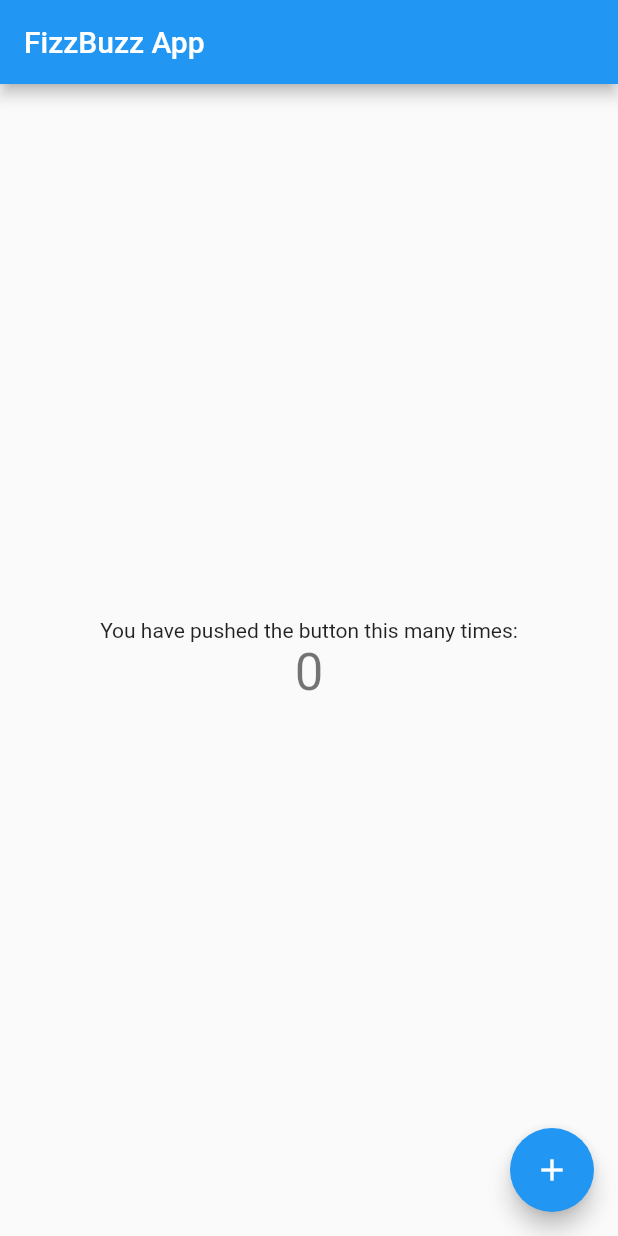
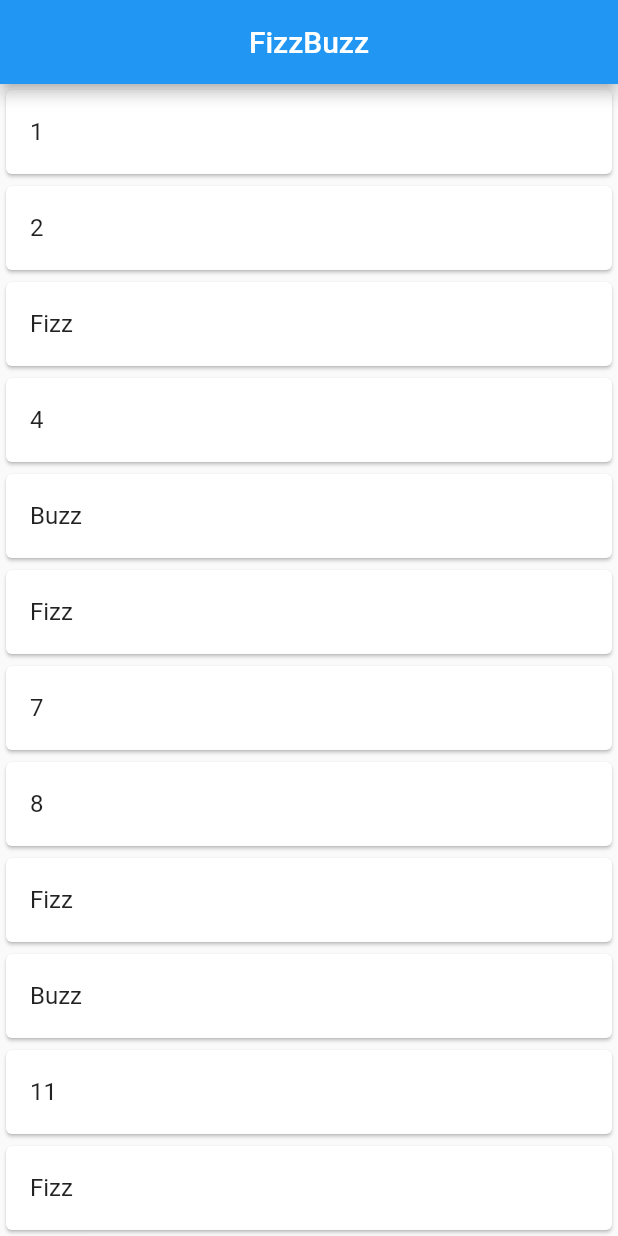
Before and after one commit to lahiruzone/fizzbuzz-app, a Flutter app: the screen it shows after launch, on a phone screen of 412 x 824 dp. Run offline on Flutter 3.47's test engine with Material 2 defaults, Android fonts, the phone set to English and light mode, and no system bars; our stand-ins replace bloc, equatable, flutter_bloc, get_it.

Commit message:
feat(fizzbuzz): implimented presentation layer

```diff
--- a/lib/app.dart
+++ b/lib/app.dart
@@ -1,3 +1,4 @@
+import 'package:fizzbuzz_app/features/fizzbuzz/presantation/pages/home_page.dart';
 import 'package:flutter/material.dart';
 
 class MyApp extends StatelessWidget {
@@ -10,92 +11,7 @@ class MyApp extends StatelessWidget {
       theme: ThemeData(
         primarySwatch: Colors.blue,
       ),
-      home: const MyHomePage(title: 'FizzBuzz App'),
+      home: const HomePage(),
     );
   }
 }
-
-class MyHomePage extends StatefulWidget {
-  const MyHomePage({super.key, required this.title});
-
-  // This widget is the home page of your application. It is stateful, meaning
-  // that it has a State object (defined below) that contains fields that affect
-  // how it looks.
-
-  // This class is the configuration for the state. It holds the values (in this
-  // case the title) provided by the parent (in this case the App widget) and
-  // used by the build method of the State. Fields in a Widget subclass are
-  // always marked "final".
-
-  final String title;
-
-  @override
-  State<MyHomePage> createState() => _MyHomePageState();
-}
-
-class _MyHomePageState extends State<MyHomePage> {
-  int _counter = 0;
-
-  void _incrementCounter() {
-    setState(() {
-      // This call to setState tells the Flutter framework that something has
-      // changed in this State, which causes it to rerun the build method below
-      // so that the display can reflect the updated values. If we changed
-      // _counter without calling setState(), then the build method would not be
-      // called again, and so nothing would appear to happen.
-      _counter++;
-    });
-  }
-
-  @override
-  Widget build(BuildContext context) {
-    // This method is rerun every time setState is called, for instance as done
-    // by the _incrementCounter method above.
-    //
-    // The Flutter framework has been optimized to make rerunning build methods
-    // fast, so that you can just rebuild anything that needs updating rather
-    // than having to individually change instances of widgets.
-    return Scaffold(
-      appBar: AppBar(
-        // Here we take the value from the MyHomePage object that was created by
-        // the App.build method, and use it to set our appbar title.
-        title: Text(widget.title),
-      ),
-      body: Center(
-        // Center is a layout widget. It takes a single child and positions it
-        // in the middle of the parent.
-        child: Column(
-          // Column is also a layout widget. It takes a list of children and
-          // arranges them vertically. By default, it sizes itself to fit its
-          // children horizontally, and tries to be as tall as its parent.
-          //
-          // Invoke "debug painting" (press "p" in the console, choose the
-          // "Toggle Debug Paint" action from the Flutter Inspector in Android
-          // Studio, or the "Toggle Debug Paint" command in Visual Studio Code)
-          // to see the wireframe for each widget.
-          //
-          // Column has various properties to control how it sizes itself and
-          // how it positions its children. Here we use mainAxisAlignment to
-          // center the children vertically; the main axis here is the vertical
-          // axis because Columns are vertical (the cross axis would be
-          // horizontal).
-          mainAxisAlignment: MainAxisAlignment.center,
-          children: <Widget>[
-            const Text(
-              'You have pushed the button this many times:',
-            ),
-            Text(
-              '$_counter',
-              style: Theme.of(context).textTheme.headline4,
-            ),
-          ],
-        ),
-      ),
-      floatingActionButton: FloatingActionButton(
-        onPressed: _incrementCounter,
-        tooltip: 'Increment',
-        child: const Icon(Icons.add),
-      ), // This trailing comma makes auto-formatting nicer for build methods.
-    );
-  }
-}
--- /dev/null
+++ b/lib/config.dart
@@ -0,0 +1 @@
+const int defaultFizzBuzzRange = 1000;
--- /dev/null
+++ b/lib/features/fizzbuzz/presantation/bloc/fizzbuzz_bloc.dart
@@ -0,0 +1,45 @@
+import 'package:bloc/bloc.dart';
+import 'package:equatable/equatable.dart';
+import 'package:fizzbuzz_app/features/fizzbuzz/domain/entities/fizzbuzz_repository_result.dart';
+import 'package:fizzbuzz_app/features/fizzbuzz/domain/repositories/fizzbuzz_repository.dart';
+import 'package:meta/meta.dart';
+
+part 'fizzbuzz_event.dart';
+part 'fizzbuzz_state.dart';
+
+class FizzbuzzBloc extends Bloc<FizzbuzzEvent, FizzbuzzState> {
+  final FizzbuzzRepository fizzbuzzRepository;
+
+  FizzbuzzBloc({
+    required this.fizzbuzzRepository,
+  }) : super(const FizzbuzzState()) {
+    on<FizzbuzzLoaded>(_mapFizzbuzzLoadedToState);
+    on<FizzbuzzLimitChanged>(_mapFizzbuzzLimitChangedToState);
+  }
+
+  void _mapFizzbuzzLoadedToState(FizzbuzzLoaded event, Emitter<FizzbuzzState> emit) async {
+    emit(state.copyWith(
+      limit: event.limit,
+      status: FizzbuzzStatus.loading,
+    ));
+    final result = await fizzbuzzRepository.getFizzBuzzList(state.limit);
+    if (result.error != null) {
+      emit(state.copyWith(status: FizzbuzzStatus.failure, fizzbuzzRepositoryResult: result));
+    } else {
+      emit(state.copyWith(status: FizzbuzzStatus.success, fizzbuzzRepositoryResult: result));
+    }
+  }
+
+  void _mapFizzbuzzLimitChangedToState(FizzbuzzLimitChanged event, Emitter<FizzbuzzState> emit) async {
+    emit(state.copyWith(
+      limit: event.limit,
+      status: FizzbuzzStatus.loading,
+    ));
+    final result = await fizzbuzzRepository.getFizzBuzzList(event.limit);
+    if (result.error != null) {
+      emit(state.copyWith(status: FizzbuzzStatus.failure, fizzbuzzRepositoryResult: result));
+    } else {
+      emit(state.copyWith(status: FizzbuzzStatus.success, fizzbuzzRepositoryResult: result));
+    }
+  }
+}
--- /dev/null
+++ b/lib/features/fizzbuzz/presantation/bloc/fizzbuzz_event.dart
@@ -0,0 +1,22 @@
+part of 'fizzbuzz_bloc.dart';
+
+@immutable
+abstract class FizzbuzzEvent extends Equatable {
+  const FizzbuzzEvent();
+}
+
+class FizzbuzzLoaded extends FizzbuzzEvent {
+  final int limit;
+  const FizzbuzzLoaded(this.limit);
+
+  @override
+  List<Object> get props => [limit];
+}
+
+class FizzbuzzLimitChanged extends FizzbuzzEvent {
+  final int limit;
+  const FizzbuzzLimitChanged(this.limit);
+
+  @override
+  List<Object> get props => [limit];
+}
--- /dev/null
+++ b/lib/features/fizzbuzz/presantation/bloc/fizzbuzz_state.dart
@@ -0,0 +1,25 @@
+part of 'fizzbuzz_bloc.dart';
+
+enum FizzbuzzStatus { initial, loading, success, failure }
+
+class FizzbuzzState extends Equatable {
+  final FizzbuzzStatus status;
+  final int limit;
+  final FizzbuzzRepositoryResult? fizzbuzzRepositoryResult;
+
+  const FizzbuzzState({this.status = FizzbuzzStatus.initial, this.limit = 0, this.fizzbuzzRepositoryResult});
+  @override
+  List<Object?> get props => [status, limit, fizzbuzzRepositoryResult];
+
+  FizzbuzzState copyWith({
+    FizzbuzzStatus? status,
+    int? limit,
+    FizzbuzzRepositoryResult? fizzbuzzRepositoryResult,
+  }) {
+    return FizzbuzzState(
+      status: status ?? this.status,
+      limit: limit ?? this.limit,
+      fizzbuzzRepositoryResult: fizzbuzzRepositoryResult ?? this.fizzbuzzRepositoryResult,
+    );
+  }
+}
--- /dev/null
+++ b/lib/features/fizzbuzz/presantation/pages/home_page.dart
@@ -0,0 +1,53 @@
+import 'package:fizzbuzz_app/core/widgets/loading_indicator_widget.dart';
+import 'package:fizzbuzz_app/features/fizzbuzz/presantation/widgets/home_page_failure_widget.dart';
+import 'package:fizzbuzz_app/features/fizzbuzz/presantation/widgets/home_page_welcome_widget.dart';
+import 'package:flutter/material.dart';
+import 'package:flutter_bloc/flutter_bloc.dart';
+
+import 'package:fizzbuzz_app/config.dart';
+import 'package:fizzbuzz_app/features/fizzbuzz/presantation/bloc/fizzbuzz_bloc.dart';
+import 'package:fizzbuzz_app/injection_container.dart';
+
+class HomePage extends StatelessWidget {
+  const HomePage({super.key});
+
+  @override
+  Widget build(BuildContext context) {
+    return Scaffold(
+      appBar: AppBar(
+        centerTitle: true,
+        title: const Text('FizzBuzz'),
+      ),
+      body: BlocProvider(
+        create: (context) => sl<FizzbuzzBloc>()
+          ..add(
+            const FizzbuzzLoaded(defaultFizzBuzzRange),
+          ),
+        child: Stack(
+          children: [
+            BlocBuilder<FizzbuzzBloc, FizzbuzzState>(
+              buildWhen: (previous, current) => previous.status != current.status,
+              builder: (_, state) {
+                if (state.status == FizzbuzzStatus.loading) {
+                  return const LoadingIndicatorWidget();
+                } else if (state.status == FizzbuzzStatus.failure) {
+                  return HomePageErrorWidget(message: state.fizzbuzzRepositoryResult!.error!.message);
+                } else if (state.status == FizzbuzzStatus.success) {
+                  return ListView.builder(
+                      itemCount: state.fizzbuzzRepositoryResult!.fizzbuzzList!.length,
+                      itemBuilder: ((context, index) => Card(
+                            child: ListTile(
+                              title: Text(state.fizzbuzzRepositoryResult!.fizzbuzzList![index].text),
+                            ),
+                          )));
+                } else {
+                  return const HomePageWelcomeWidget();
+                }
+              },
+            )
+          ],
+        ),
+      ),
+    );
+  }
+}
```
Also changed, not shown: lib/core/widgets/loading_indicator_widget.dart (added, +12 -0 lines), lib/features/fizzbuzz/presantation/widgets/home_page_failure_widget.dart (added, +14 -0 lines), lib/features/fizzbuzz/presantation/widgets/home_page_welcome_widget.dart (added, +12 -0 lines), lib/injection_container.dart (+16 -1 lines).
